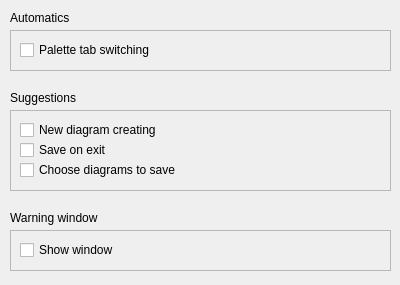
Above: qrgui/mainwindow/preferencesBehaviourForm.ui from qreal/qreal before the change. Below: the same form after it.
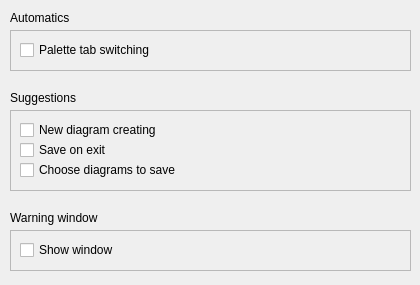
That is the form after the change.

Commit message:
Added icons to the preferences dialog + some other fixes
Conflicts:

	qrgui/mainwindow/preferencesDebuggerForm.ui
	qrgui/mainwindow/preferencesDialog.cpp
	qrgui/mainwindow/preferencesMiscellaniousForm.ui
	qrgui/qrgui.qrc

Diff of the .ui file:
```diff
--- a/qrgui/mainwindow/preferencesBehaviourForm.ui
+++ b/qrgui/mainwindow/preferencesBehaviourForm.ui
@@ -6,7 +6,7 @@
    <rect>
     <x>0</x>
     <y>0</y>
-    <width>400</width>
+    <width>420</width>
     <height>285</height>
    </rect>
   </property>
@@ -18,7 +18,7 @@
     <rect>
      <x>10</x>
      <y>10</y>
-     <width>111</width>
+     <width>171</width>
      <height>16</height>
     </rect>
    </property>
@@ -31,7 +31,7 @@
     <rect>
      <x>10</x>
      <y>30</y>
-     <width>381</width>
+     <width>401</width>
      <height>41</height>
     </rect>
    </property>
@@ -52,7 +52,7 @@
      <rect>
       <x>10</x>
       <y>10</y>
-      <width>361</width>
+      <width>381</width>
       <height>20</height>
      </rect>
     </property>
@@ -66,7 +66,7 @@
     <rect>
      <x>10</x>
      <y>110</y>
-     <width>381</width>
+     <width>401</width>
      <height>81</height>
     </rect>
    </property>
@@ -81,7 +81,7 @@
      <rect>
       <x>10</x>
       <y>10</y>
-      <width>361</width>
+      <width>381</width>
       <height>20</height>
      </rect>
     </property>
@@ -94,7 +94,7 @@
      <rect>
       <x>10</x>
       <y>30</y>
-      <width>361</width>
+      <width>381</width>
       <height>20</height>
      </rect>
     </property>
@@ -107,7 +107,7 @@
      <rect>
       <x>10</x>
       <y>50</y>
-      <width>361</width>
+      <width>381</width>
       <height>20</height>
      </rect>
     </property>
@@ -121,7 +121,7 @@
     <rect>
      <x>10</x>
      <y>90</y>
-     <width>111</width>
+     <width>201</width>
      <height>16</height>
     </rect>
    </property>
@@ -134,7 +134,7 @@
     <rect>
      <x>10</x>
      <y>230</y>
-     <width>381</width>
+     <width>401</width>
      <height>41</height>
     </rect>
    </property>
@@ -149,7 +149,7 @@
      <rect>
       <x>10</x>
       <y>10</y>
-      <width>361</width>
+      <width>381</width>
       <height>20</height>
      </rect>
     </property>
@@ -163,7 +163,7 @@
     <rect>
      <x>10</x>
      <y>210</y>
-     <width>141</width>
+     <width>211</width>
      <height>16</height>
     </rect>
    </property>
```
The commit also changes 7 other files.
